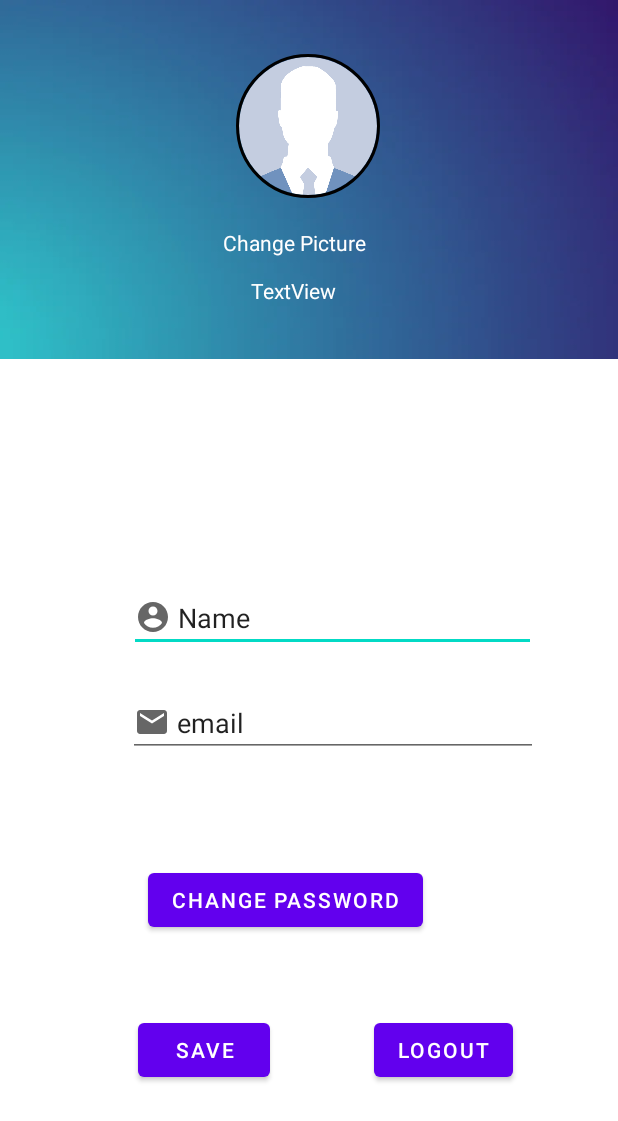
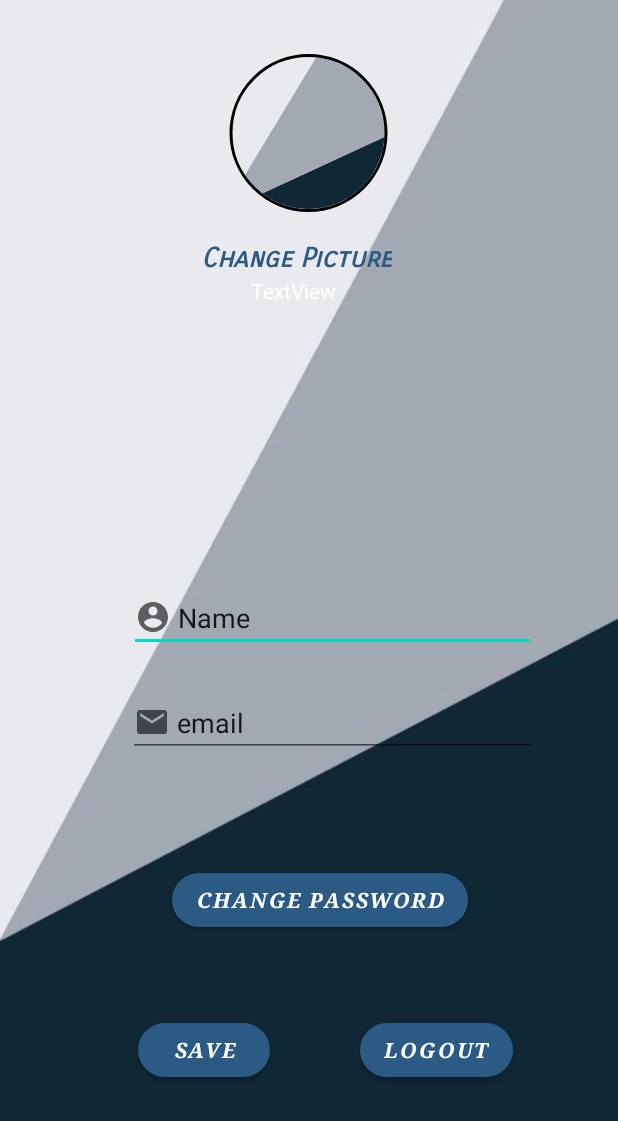
Before and after one commit to Hani311/LetsLink, an Android app: the layout activity_user_profile.xml on its own in the app's theme, with its tools: preview values and no code run, on a phone screen of 412 x 824 dp. Shown: the top 1121 px of the screen. Run offline under Robolectric (Android 15) with nearby library versions, the phone set to English and light mode, and no system bars.

Commit message:
Profile layout

```diff
--- a/app/src/main/java/com/example/androidproject/FindfriendActivity.java
+++ b/app/src/main/java/com/example/androidproject/FindfriendActivity.java
@@ -5,15 +5,12 @@ import androidx.appcompat.app.AppCompatActivity;
 import androidx.recyclerview.widget.LinearLayoutManager;
 import androidx.recyclerview.widget.RecyclerView;
 
-import android.content.Context;
 import android.content.Intent;
 import android.os.Bundle;
 import android.view.View;
-import android.view.ViewGroup;
 import android.widget.ImageButton;
 import android.widget.TextView;
 import android.widget.Toast;
-import android.widget.Toolbar;
 
 import com.firebase.ui.database.FirebaseRecyclerAdapter;
 import com.google.android.material.textfield.TextInputEditText;
@@ -90,7 +87,7 @@ public class FindfriendActivity extends AppCompatActivity {
         }
         public void setImageURL( String imageURL){
             CircleImageView myImage= mView.findViewById(R.id.profile_image);
-            Picasso.get().load(imageURL).placeholder(R.drawable.profile).into(myImage);
+            Picasso.get().load(imageURL).placeholder(R.drawable.profile1).into(myImage);
 
         }
         public void setUsername(String username) {
--- a/app/src/main/java/com/example/androidproject/FrindsListActivity.java
+++ b/app/src/main/java/com/example/androidproject/FrindsListActivity.java
@@ -7,7 +7,6 @@ import androidx.recyclerview.widget.RecyclerView;
 
 import android.os.Bundle;
 import android.view.View;
-import android.widget.LinearLayout;
 import android.widget.TextView;
 
 import com.firebase.ui.database.FirebaseRecyclerAdapter;
@@ -86,7 +85,7 @@ private String onlineUserID;
         }
         public void setImageURL( String imageURL){
             CircleImageView myImage= mView.findViewById(R.id.profile_image);
-            Picasso.get().load(imageURL).placeholder(R.drawable.profile).into(myImage);
+            Picasso.get().load(imageURL).placeholder(R.drawable.profile1).into(myImage);
 
         }
         public void setUsername(String username) {
--- a/app/src/main/res/drawable/ic_logout.xml
+++ b/app/src/main/res/drawable/ic_logout.xml
@@ -1,4 +1,4 @@
-<vector android:height="24dp" android:tint="#110064"
+<vector android:height="24dp" android:tint="#211F29"
     android:viewportHeight="24.0" android:viewportWidth="24.0"
     android:width="24dp" xmlns:android="http://schemas.android.com/apk/res/android">
     <path android:fillColor="#FF000000" android:pathData="M10.09,15.59L11.5,17l5,-5 -5,-5 -1.41,1.41L12.67,11H3v2h9.67l-2.58,2.59zM19,3H5c-1.11,0 -2,0.9 -2,2v4h2V5h14v14H5v-4H3v4c0,1.1 0.89,2 2,2h14c1.1,0 2,-0.9 2,-2V5c0,-1.1 -0.9,-2 -2,-2z"/>
--- a/app/src/main/res/layout/activity_user_profile.xml
+++ b/app/src/main/res/layout/activity_user_profile.xml
@@ -4,20 +4,21 @@
     xmlns:tools="http://schemas.android.com/tools"
     android:layout_width="match_parent"
     android:layout_height="match_parent"
+    android:background="@drawable/profile1"
     tools:context=".Users.UserProfile">
 
     <androidx.constraintlayout.widget.ConstraintLayout
         android:id="@+id/linearLayout"
         android:layout_width="match_parent"
         android:layout_height="239dp"
-        android:background="@drawable/photo">
+        >
 
         <de.hdodenhof.circleimageview.CircleImageView
             android:id="@+id/profile_image"
-            android:layout_width="96dp"
-            android:layout_height="96dp"
+            android:layout_width="114dp"
+            android:layout_height="105dp"
             android:layout_marginTop="36dp"
-            android:src="@drawable/profile"
+            android:src="@drawable/profile1"
             app:civ_border_color="#FF000000"
             app:civ_border_width="2dp"
             app:layout_constraintEnd_toEndOf="parent"
@@ -30,8 +31,12 @@
             android:layout_width="wrap_content"
             android:layout_height="wrap_content"
             android:layout_marginTop="20dp"
+            android:fontFamily="sans-serif-smallcaps"
             android:text="Change Picture"
-            android:textColor="@color/white"
+            android:textAlignment="center"
+            android:textColor="@color/mainHani"
+            android:textSize="18sp"
+            android:textStyle="bold|italic"
             app:layout_constraintEnd_toEndOf="parent"
             app:layout_constraintHorizontal_bias="0.47"
             app:layout_constraintStart_toStartOf="parent"
@@ -86,7 +91,17 @@
         android:layout_gravity="bottom|center"
         android:layout_marginRight="70dp"
         android:layout_marginBottom="100dp"
-        android:text="save" />
+        android:text="save"
+        android:fontFamily="serif"
+        android:shadowColor="#F44336"
+        android:textAlignment="center"
+        android:textAllCaps="true"
+        android:textColor="@color/white"
+        android:textStyle="bold|italic"
+        app:backgroundTint="#2B5B85"
+        app:cornerRadius="20dp"
+        app:iconTint="#AF2626"
+        app:rippleColor="#FF0606"/>
 
     <Button
         android:id="@+id/logout"
@@ -95,16 +110,34 @@
         android:layout_gravity="bottom|right"
         android:layout_marginRight="70dp"
         android:layout_marginBottom="100dp"
-        android:text="logout" />
+        android:text="logout"
+        android:fontFamily="serif"
+        android:shadowColor="#F44336"
+        android:textAllCaps="true"
+        android:textColor="@color/white"
+        android:textStyle="bold|italic"
+        app:backgroundTint="#2B5B85"
+        app:cornerRadius="20dp"
+        app:iconTint="#AF2626"
+        app:rippleColor="#FF0606"/>
 
     <Button
         android:id="@+id/btnResetActivity"
         android:layout_width="wrap_content"
         android:layout_height="wrap_content"
         android:layout_gravity="bottom|right"
-        android:layout_marginRight="130dp"
+        android:layout_marginRight="100dp"
         android:layout_marginBottom="200dp"
-        android:text="Change Password" />
+        android:fontFamily="serif"
+        android:shadowColor="#F44336"
+        android:text="Change Password"
+        android:textAllCaps="true"
+        android:textColor="@color/white"
+        android:textStyle="bold|italic"
+        app:backgroundTint="#2B5B85"
+        app:cornerRadius="20dp"
+        app:iconTint="#AF2626"
+        app:rippleColor="#FF0606" />
 
 
 </FrameLayout>
--- a/app/src/main/res/layout/all_users_display_layout.xml
+++ b/app/src/main/res/layout/all_users_display_layout.xml
@@ -12,7 +12,7 @@
         android:id="@+id/profile_image"
         android:layout_width="96dp"
         android:layout_height="96dp"
-        android:src="@drawable/profile"
+        android:src="@drawable/profile1"
         app:civ_border_color="#FF000000"
         app:civ_border_width="2dp" />
 
--- a/app/src/main/res/layout/fragment_profile_navigation_fragment.xml
+++ b/app/src/main/res/layout/fragment_profile_navigation_fragment.xml
@@ -4,6 +4,7 @@
     xmlns:tools="http://schemas.android.com/tools"
     android:layout_width="match_parent"
     android:layout_height="match_parent"
+    android:background="@drawable/backkkkkkk"
     tools:context=".Users.ProfileNavigationFragment">
 
 
@@ -41,6 +42,7 @@
         android:text="Profile settings"
         android:textAllCaps="false"
         android:textColor="@color/black"
+        app:backgroundTint="@color/mainHani"
         app:layout_constraintEnd_toEndOf="parent"
         app:layout_constraintHorizontal_bias="0.477"
         app:layout_constraintStart_toStartOf="parent"
@@ -60,6 +62,7 @@
         android:text="Dark mode"
         android:textAllCaps="false"
         android:textColor="@color/black"
+        app:backgroundTint="@color/mainHani"
         app:layout_constraintEnd_toEndOf="parent"
         app:layout_constraintHorizontal_bias="0.477"
         app:layout_constraintStart_toStartOf="parent"
@@ -70,6 +73,7 @@
         android:drawableLeft="@drawable/ic_baseline_people_24"
         android:background="@drawable/setting_btn_layout"
         android:textColor="@color/black"
+        app:backgroundTint="@color/mainHani"
         android:textAllCaps="false"
         android:gravity="left|center_vertical"
         android:layout_width="340dp"
@@ -98,6 +102,7 @@
         android:text="Log out"
         android:textAllCaps="false"
         android:textColor="@color/black"
+        app:backgroundTint="@color/mainHani"
         app:layout_constraintEnd_toEndOf="parent"
         app:layout_constraintHorizontal_bias="0.477"
         app:layout_constraintStart_toStartOf="parent"
@@ -116,6 +121,7 @@
         android:gravity="left|center_vertical"
         android:text="Language settings"
         android:textAllCaps="false"
+        app:backgroundTint="@color/mainHani"
         android:textColor="@color/black"
         app:layout_constraintEnd_toEndOf="parent"
         app:layout_constraintStart_toStartOf="parent"
@@ -136,6 +142,7 @@
         android:text="Search Friends"
         android:textAllCaps="false"
         android:textColor="@color/black"
+        app:backgroundTint="@color/mainHani"
         app:layout_constraintEnd_toEndOf="parent"
         app:layout_constraintHorizontal_bias="0.477"
         app:layout_constraintStart_toStartOf="parent"
--- a/app/src/main/res/layout/fragment_user_profile.xml
+++ b/app/src/main/res/layout/fragment_user_profile.xml
@@ -18,7 +18,7 @@
             android:layout_height="96dp"
             android:layout_marginStart="148dp"
             android:layout_marginTop="28dp"
-            android:src="@drawable/profile"
+            android:src="@drawable/profile1"
             app:civ_border_color="#FF000000"
             app:civ_border_width="2dp"
             app:layout_constraintStart_toStartOf="parent"
--- a/app/src/main/res/values/colors.xml
+++ b/app/src/main/res/values/colors.xml
@@ -9,5 +9,5 @@
     <color name="white">#FFFFFFFF</color>
     <color name="profileBackground">#67EFC8</color>
     <color name="profileBackground2">#63C9FF</color>
-
+    <color name="mainHani">#2B5B85</color>
 </resources>
```
Also changed, not shown: app/src/main/res/drawable/backkkkkkk.jpg (added), app/src/main/res/drawable/profile1.jpg (added).
